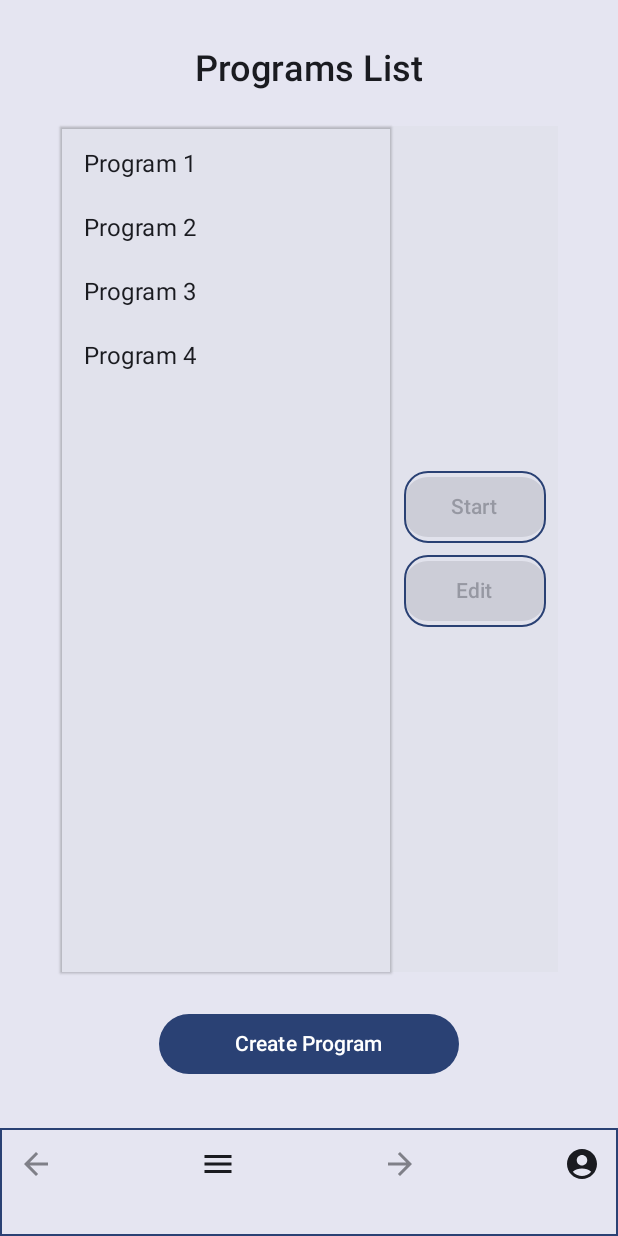
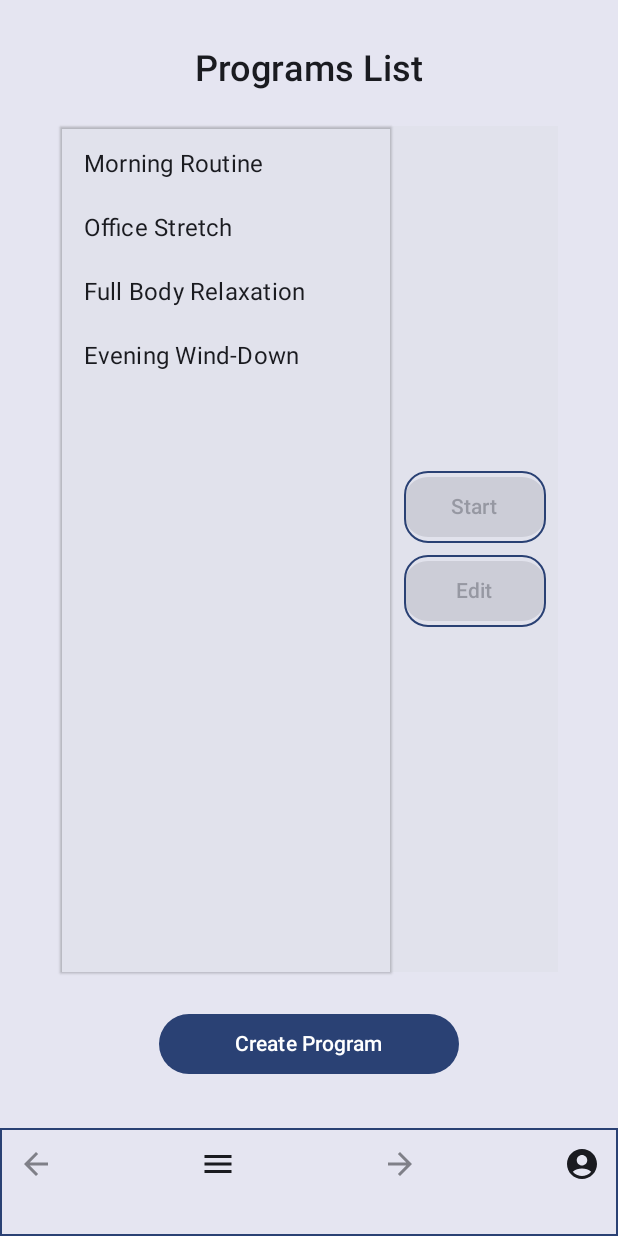
Before and after one commit to mumuk/dosport, an Android app built with Jetpack Compose: the screen it shows after launch (MainActivity), after a tap on "Login", on a phone screen of 412 x 824 dp. Run offline under Robolectric (Android 15) with nearby library versions, the phone set to English and light mode, and no system bars.

Commit message:
Added Email check to all forms Modified progressBar, controlsBar, timeBar. MModified models and mock data

```diff
--- a/app/src/main/java/com/example/dosport/data/model/AppState.kt
+++ b/app/src/main/java/com/example/dosport/data/model/AppState.kt
@@ -6,6 +6,7 @@ import kotlinx.parcelize.RawValue
 
 @Parcelize
 data class AppState(
+    val isLoading: Boolean = true,
     val userState:@RawValue UserState = UserState(),
     val programState:@RawValue ProgramState = ProgramState(),
     val exerciseState:@RawValue ExerciseState = ExerciseState(),
--- a/app/src/main/java/com/example/dosport/data/model/CreateMockData.kt
+++ b/app/src/main/java/com/example/dosport/data/model/CreateMockData.kt
@@ -1,86 +1,145 @@
 import com.example.dosport.data.model.*
 
 fun createMockData(): Triple<ProgramState, ExerciseState, EventState> {
-    // Создаем события
-    val event1 = Event(id = "1", name = "Event 1", description = "First Event", duration = 3000L, color = "#FF5733")
-    val event2 = Event(id = "2", name = "Event 2", description = "Second Event", duration = 5000L, color = "#33FF57")
+    // Создаем события для первого упражнения
+    val event1 = Event(
+        id = "1",
+        name = "Left Turn",
+        description = "Turn your head to the left.",
+        duration = 8000L,
+        color = "#FF5733"
+    )
+    val event2 = Event(
+        id = "2",
+        name = "Right Turn",
+        description = "Turn your head to the right.",
+        duration = 8000L,
+        color = "#33FF57"
+    )
+
+    // Создаем события для второго упражнения
+    val event3 = Event(
+        id = "3",
+        name = "Chin Lift",
+        description = "Lift your chin up.",
+        duration = 7000L,
+        color = "#0000FF"
+    )
+    val event4 = Event(
+        id = "4",
+        name = "Chin Tilt",
+        description = "Tilt your chin down.",
+        duration = 7000L,
+        color = "#FFFF00"
+    )
+
+    // Создаем события для третьего упражнения
+    val event5 = Event(
+        id = "5",
+        name = "Shoulder Shrug",
+        description = "Raise your shoulders towards your ears.",
+        duration = 6000L,
+        color = "#FFA500"
+    )
+    val event6 = Event(
+        id = "6",
+        name = "Shoulder Roll",
+        description = "Roll your shoulders back.",
+        duration = 6000L,
+        color = "#8A2BE2"
+    )
+
+    // Создаем события для четвертого упражнения
+    val event7 = Event(
+        id = "7",
+        name = "Arm Stretch",
+        description = "Stretch your arms out to the sides.",
+        duration = 10000L,
+        color = "#FF4500"
+    )
+    val event8 = Event(
+        id = "8",
+        name = "Wrist Circles",
+        description = "Rotate your wrists.",
+        duration = 10000L,
+        color = "#2E8B57"
+    )
 
     // Создаем упражнения и связываем их с событиями
     val exercise1 = Exercise(
         id = "1",
-        name = "Exercise 1",
-        description = "First Exercise",
-        duration = 8000L,
+        name = "Head Turns to the Sides",
+        description = "Keep your back straight, turn your head to the sides, looking up only with your eyes, without lifting your head.",
+        duration = 16000L,
         events = listOf(event1, event2),
         color = "#FF5733"
     )
     val exercise2 = Exercise(
         id = "2",
-        name = "Exercise 2",
-        description = "Second Exercise",
-        duration = 16000L,
-        events = listOf(event1, event2, event1, event2),
+        name = "Tilt and Lift Your Head",
+        description = "Keep your back straight and alternately lift and lower your chin without leaning forward.",
+        duration = 14000L,
+        events = listOf(event3, event4),
         color = "#33FF57"
     )
     val exercise3 = Exercise(
         id = "3",
-        name = "Exercise 3",
-        description = "Third Exercise",
-        duration = 24000L,
-        events = listOf(event1, event2, event1, event2, event1, event2),
-        color = "#5733FF"
+        name = "Shoulder Exercises",
+        description = "Perform shoulder shrugs and rolls to loosen up.",
+        duration = 12000L,
+        events = listOf(event5, event6),
+        color = "#FFA500"
     )
     val exercise4 = Exercise(
         id = "4",
-        name = "Exercise 4",
-        description = "Fourth Exercise",
-        duration = 8000L,
-        events = listOf(event1, event2),
-        color = "#FF3357"
+        name = "Arm and Wrist Stretches",
+        description = "Stretch your arms and wrists to relieve tension.",
+        duration = 20000L,
+        events = listOf(event7, event8),
+        color = "#FF4500"
     )
 
     // Создаем программы и связываем их с упражнениями
     val program1 = Program(
         id = "1",
-        name = "Program 1",
-        description = "First Program",
-        duration = 24000L,
+        name = "Morning Routine",
+        description = "A quick set of exercises to start your day.",
+        duration = 30000L,
         exercises = listOf(
             exercise1,
-//            exercise2
+            exercise2
         )
     )
     val program2 = Program(
         id = "2",
-        name = "Program 2",
-        description = "Second Program",
-        duration = 48000L,
+        name = "Office Stretch",
+        description = "Stretching exercises to do at your desk.",
+        duration = 34000L,
         exercises = listOf(
-//            exercise1,
-//            exercise2,
+            exercise3,
             exercise4
         )
     )
     val program3 = Program(
         id = "3",
-        name = "Program 3",
-        description = "Third Program",
-        duration = 72000L,
+        name = "Full Body Relaxation",
+        description = "A full set of exercises to relax after a long day.",
+        duration = 54000L,
         exercises = listOf(
-//            exercise1,
-//            exercise2,
+            exercise1,
+            exercise2,
             exercise3,
-//            exercise4
+            exercise4
         )
     )
     val program4 = Program(
         id = "4",
-        name = "Program 4",
-        description = "Fourth Program",
-        duration = 48000L,
+        name = "Evening Wind-Down",
+        description = "Exercises to help you wind down before bed.",
+        duration = 32000L,
         exercises = listOf(
-//            exercise1,
-            exercise2
+            exercise2,
+            exercise3
         )
     )
 
@@ -88,6 +147,6 @@ fun createMockData(): Triple<ProgramState, ExerciseState, EventState> {
     return Triple(
         ProgramState(programs = listOf(program1, program2, program3, program4)),
         ExerciseState(exercises = listOf(exercise1, exercise2, exercise3, exercise4)),
-        EventState(events = listOf(event1, event2))
+        EventState(events = listOf(event1, event2, event3, event4, event5, event6, event7, event8))
     )
 }
--- a/app/src/main/java/com/example/dosport/data/model/Program.kt
+++ b/app/src/main/java/com/example/dosport/data/model/Program.kt
@@ -10,59 +10,59 @@ data class Program(
 )
 
 
+data class ProgramState(
+    val programs: List<Program> = emptyList(),
+    val selectedProgram: Program? = null
+)
+
+
+//val event1 =
+//    Event(id = "1", name = "Left turn ", description = "", duration = 30000L, color = "#FF5733")
+//val event2 = Event(
+//    id = "2",
+//    name = "Right turn ",
+//    description = "Be careful with the right turn!",
+//    duration = 30000L,
+//    color = "#33FF57"
+//)
+//val event3 = Event(
+//    id = "3",
+//    name = "Chin Lift ",
+//    description = "Don't push to the point of pain or discomfort",
+//    duration = 30000L,
+//    color = "#0000FF"
+//)
+//val event4 = Event(
+//    id = "4",
+//    name = "Chin Tilt ",
+//    description = "Don't let your back lean forward",
+//    duration = 30000L,
+//    color = "#FFFF00"
+//)
+//val exercise1 = Exercise(
+//    id = "1",
+//    name = "Head Turns to the Sides",
+//    description = "Keep your back straight, turn your head to the sides, looking up only with your eyes, without lifting your head.",
+//    duration = 8000L,
+//    events = listOf(event1, event2),
+//    color = "#FF5733"
+//)
+//val exercise2 = Exercise(
+//    id = "2",
+//    name = "Tilt and Lift Your Head",
+//    description = "Keep your back straight and alternately lift and lower your chin without leaning forward.",
+//    duration = 16000L,
+//    events = listOf(event3, event4, event3, event4),
+//    color = "#33FF57"
+//)
+
 //data class ProgramState(
 //    val programs: List<Program> = emptyList(),
-//    val selectedProgram: Program? = null
+//    val selectedProgram: Program? = Program(
+//        id = "1",
+//        name = "Daily Morning exercises",
+//        description = "First Program",
+//        duration = 24000L,
+//        exercises = listOf(exercise1, exercise2)
+//    )
 //)
-
-
-val event1 =
-    Event(id = "1", name = "Left turn ", description = "", duration = 30000L, color = "#FF5733")
-val event2 = Event(
-    id = "2",
-    name = "Right turn ",
-    description = "Be careful with the right turn!",
-    duration = 30000L,
-    color = "#33FF57"
-)
-val event3 = Event(
-    id = "3",
-    name = "Chin Lift ",
-    description = "Don't push to the point of pain or discomfort",
-    duration = 30000L,
-    color = "#0000FF"
-)
-val event4 = Event(
-    id = "4",
-    name = "Chin Tilt ",
-    description = "Don't let your back lean forward",
-    duration = 30000L,
-    color = "#FFFF00"
-)
-val exercise1 = Exercise(
-    id = "1",
-    name = "Head Turns to the Sides",
-    description = "Keep your back straight, turn your head to the sides, looking up only with your eyes, without lifting your head.",
-    duration = 8000L,
-    events = listOf(event1, event2),
-    color = "#FF5733"
-)
-val exercise2 = Exercise(
-    id = "2",
-    name = "Tilt and Lift Your Head",
-    description = "Keep your back straight and alternately lift and lower your chin without leaning forward.",
-    duration = 16000L,
-    events = listOf(event3, event4, event3, event4),
-    color = "#33FF57"
-)
-
-data class ProgramState(
-    val programs: List<Program> = emptyList(),
-    val selectedProgram: Program? = Program(
-        id = "1",
-        name = "Daily Morning exercises",
-        description = "First Program",
-        duration = 24000L,
-        exercises = listOf(exercise1, exercise2)
-    )
-)
--- a/app/src/main/java/com/example/dosport/ui/components/forms/LoginForm.kt
+++ b/app/src/main/java/com/example/dosport/ui/components/forms/LoginForm.kt
@@ -30,6 +30,21 @@ import com.example.dosport.ui.theme.AppTheme
 
 import com.example.dosport.data.model.User
 import com.example.dosport.viewmodel.AppViewModel
+import java.util.regex.Pattern
+
+
+fun validateEmail(email: String): String? {
+
+    val emailPattern = Pattern.compile(
+        "[a-zA-Z0-9._-]+@[a-z]+\\.+[a-z]+"
+    )
+
+    return when {
+        email.isEmpty() -> "Email cannot be empty"
+        !emailPattern.matcher(email).matches() -> "Please enter a valid email address"
+        else -> null // Если ошибок нет, возвращаем null
+    }
+}
 
 @Composable
 fun LoginForm(
@@ -38,6 +53,7 @@ fun LoginForm(
     appViewModel: AppViewModel = viewModel()
 ) {
     var email by remember { mutableStateOf(TextFieldValue("admin@example.com")) }
+    var emailError by remember { mutableStateOf<String?>(null) }
     var password by remember { mutableStateOf(TextFieldValue("admin")) }
     var passwordVisible by remember { mutableStateOf(false) }
     var loginError by remember { mutableStateOf(false) }
@@ -111,7 +127,8 @@ fun LoginForm(
         Spacer(modifier = Modifier.height(16.dp))
         Button(
             onClick = {
-                if (email.text == "admin@example.com" && password.text == "admin") {
+                emailError = validateEmail(email.text)
+                if (emailError==null && password.text == "admin") {
                     // Создание объекта пользователя с заполненными данными
                     val user = User(
                         id = "1",
@@ -179,109 +196,3 @@ fun LoginPreview() {
         }
     }
 }
-
-
-
-
-//@Composable
-//fun LoginForm(onSwitchForm: (String) -> Unit, onLoginSuccess: () -> Unit) {
-//    var email by remember { mutableStateOf(TextFieldValue("admin@example.com")) }
-//    var password by remember { mutableStateOf(TextFieldValue("admin")) }
-//    var loginError by remember { mutableStateOf(false) }
-//
-//    Column(
-//        modifier = Modifier
-//            .fillMaxSize()
-//            .padding(32.dp),
-//        verticalArrangement = Arrangement.Center
-//    ) {
-//        Text(
-//            text = "Login Form",
-//            style = MaterialTheme.typography.titleLarge,
-//            modifier = Modifier.align(Alignment.CenterHorizontally)
-//        )
-//        Spacer(modifier = Modifier.height(16.dp))
-//        BasicTextField(
-//            value = email,
-//            onValueChange = { email = it },
-//            modifier = Modifier
-//                .fillMaxWidth()
-//                .padding(16.dp)
-//                .border(1.dp, MaterialTheme.colorScheme.primary),
-//            decorationBox = { innerTextField ->
-//                Box(modifier = Modifier.padding(16.dp)) {
-//                    if (email.text.isEmpty()) {
-//                        Text(
-//                            text = "Email",
-//                            style = MaterialTheme.typography.bodyMedium
-//                        )
-//                    }
-//                    innerTextField()
-//                }
-//            }
-//        )
-//        Spacer(modifier = Modifier.height(8.dp))
-//        BasicTextField(
-//            value = password,
-//            onValueChange = { password = it },
-//            modifier = Modifier
-//                .fillMaxWidth()
-//                .padding(16.dp)
-//                .border(1.dp, MaterialTheme.colorScheme.primary),
-//            decorationBox = { innerTextField ->
-//                Box(modifier = Modifier.padding(16.dp)) {
-//                    if (password.text.isEmpty()) {
-//                        Text(
-//                            text = "Password",
-//                            style = MaterialTheme.typography.bodyMedium
-//                        )
-//                    }
-//                    innerTextField()
-//                }
-//            }
-//        )
-//        Spacer(modifier = Modifier.height(16.dp))
-//        Button(
-//            onClick = {
-//
-//                if (email.text == "admin@example.com" && password.text == "admin") {
-//                    onLoginSuccess()
-//                } else {
-//                    loginError = true
-//                }
-//            },
-//            modifier = Modifier
-//                .align(Alignment.CenterHorizontally)
-//                .padding(end = 16.dp)
-//                .width(200.dp)
-//        ) {
-//            Text("Login")
-//        }
-//        if (loginError) {
-//            Spacer(modifier = Modifier.height(8.dp))
-//            Text(
-//                text = "Invalid email or password",
-//                color = MaterialTheme.colorScheme.error,
-//                modifier = Modifier.align(Alignment.CenterHorizontally)
-//            )
-//        }
-//        Spacer(modifier = Modifier.height(8.dp))
-//        TextButton(
-//            onClick = { onSwitchForm(FormType.FORGOT_PASSWORD.name)},
-//            modifier = Modifier
-//                .align(Alignment.CenterHorizontally)
-//                .padding(end = 16.dp)
-//        ) {
-//            Text("Forgot password?")
-//        }
-//        Spacer(modifier = Modifier.height(8.dp))
-//        TextButton(
-//            onClick = { onSwitchForm(FormType.REGISTER.name) },
-//            modifier = Modifier
-//                .align(Alignment.CenterHorizontally)
-//                .padding(end = 16.dp)
-//        ) {
-//            Text("Don't have an account? Register")
-//        }
-//    }
-//}
--- a/app/src/main/java/com/example/dosport/ui/navigation/AppNavHost.kt
+++ b/app/src/main/java/com/example/dosport/ui/navigation/AppNavHost.kt
@@ -83,7 +83,7 @@ fun AppNavHost(
             val programId = backStackEntry.arguments?.getString("id")
             val program = appState.programState.programs.find { it.id == programId }
             if (program != null) {
-                ProgramPage(navController = navController)
+                ProgramPage(program = program)
             }
         }
         composable("program_edit_page") { ProgramEditPage(navController = navController) }
--- a/app/src/main/java/com/example/dosport/ui/navigation/MainScreenContainer.kt
+++ b/app/src/main/java/com/example/dosport/ui/navigation/MainScreenContainer.kt
@@ -3,7 +3,9 @@ package com.example.dosport.ui.navigation
 import androidx.compose.foundation.background
 import androidx.compose.foundation.layout.Box
 import androidx.compose.foundation.layout.Column
+import androidx.compose.foundation.layout.Spacer
 import androidx.compose.foundation.layout.fillMaxSize
+import androidx.compose.foundation.layout.height
 import androidx.compose.foundation.layout.padding
 import androidx.compose.material3.Scaffold
 import androidx.compose.runtime.Composable
@@ -42,6 +44,17 @@ fun MainScreenContainer(
     }
 
 
+    LaunchedEffect(userIsLoggedIn) {
+        if (userIsLoggedIn) {
+            navController.navigate("main_page") {
+                popUpTo("login_page") { inclusive = true } // Удаляем LoginPage из стека
+            }
+        } else {
+            navController.navigate("login_page") {
+                popUpTo("main_page") { inclusive = true } // Удаляем MainPage из стека
+            }
+        }
+    }
 
     Scaffold(
         bottomBar = {
@@ -75,18 +88,10 @@ fun MainScreenContainer(
                 ) {
                     TestRoutingPanel(navController = navController, onMenuClose = { isMenuVisible = false })
                 }
+//                Spacer(modifier = Modifier.height(16.dp))
             }
+
         }
     }
-    LaunchedEffect(userIsLoggedIn) {
-        if (userIsLoggedIn) {
-            navController.navigate("main_page") {
-                popUpTo("login_page") { inclusive = true } // Удаляем LoginPage из стека
-            }
-        } else {
-            navController.navigate("login_page") {
-                popUpTo("main_page") { inclusive = true } // Удаляем MainPage из стека
-            }
-        }
-    }
+
 }
--- a/app/src/main/java/com/example/dosport/ui/screens/MainPage.kt
+++ b/app/src/main/java/com/example/dosport/ui/screens/MainPage.kt
@@ -200,33 +200,34 @@ fun ProgramItem(program: Program, isSelected: Boolean, onSelect: (Program) -> Un
     }
 }
 
-//@Preview(
-//    showBackground = true,
-//    uiMode = Configuration.UI_MODE_NIGHT_YES,
-//    name = "Dark"
-//)
-//@Preview(
-//    showBackground = true,
-//    uiMode = Configuration.UI_MODE_NIGHT_NO,
-//    name = "Light"
-//)
-//@Composable
-//fun MainPagePreview() {
-//    AppTheme {
-//        Surface(tonalElevation = 5.dp, modifier = Modifier) {
-//            val samplePrograms = listOf(
-//                Program("1", "Morning Exercise", "A set of exercises to start your day."),
-//                Program("2", "Evening Stretching", "Relaxing stretches to end the day.")
-//            )
-//            MainPage(
-//                programs = samplePrograms,
-//                onEdit = {},
-//                onStart = {},
-//                onCreate = {},
-//                onProfile = {},
-//                onCalendar = {},
-//                navController = NavController(LocalContext.current)
-//            )
-//        }
-//    }
-//}
+@Preview(
+    showBackground = true,
+    uiMode = Configuration.UI_MODE_NIGHT_YES,
+    name = "Dark"
+)
+@Preview(
+    showBackground = true,
+    uiMode = Configuration.UI_MODE_NIGHT_NO,
+    name = "Light"
+)
+@Composable
+fun MainPagePreview() {
+    AppTheme {
+        Surface(tonalElevation = 5.dp, modifier = Modifier) {
+            val samplePrograms = listOf(
+                Program("1", "Morning Exercise", "A set of exercises to start your day."),
+                Program("2", "Evening Stretching", "Relaxing stretches to end the day.")
+            )
+            MainPage(
+                programs = samplePrograms,
+                onEdit = {},
+                onStart = {},
+                onCreate = {},
+                onProfile = {},
+                onCalendar = {},
+                navController = NavController(LocalContext.current),
+                appViewModel = AppViewModel()
+            )
+        }
+    }
+}
--- a/app/src/main/java/com/example/dosport/viewmodel/AppViewModel.kt
+++ b/app/src/main/java/com/example/dosport/viewmodel/AppViewModel.kt
@@ -19,6 +19,9 @@ class AppViewModel(
     private val _state = MutableStateFlow(initialState)
     val state: StateFlow<AppState> = _state.asStateFlow()
 
+    private val _isInProcess = MutableStateFlow(false)
+    val isInProcess: StateFlow<Boolean> = _isInProcess.asStateFlow()
+
     init {
         val (programState, exerciseState, eventState) = createMockData()
         _state.value = _state.value.copy(
@@ -26,8 +29,26 @@ class AppViewModel(
             exerciseState = exerciseState,
             eventState = eventState
         )
-        println("AppState: ${_state.value.programState.selectedProgram}")
+        println("0 --------- AppState: ${_state.value.programState.selectedProgram}")
     }
+
+    fun startProgram() {
+        selectCurrentExerciseIndex(0)
+        selectCurrentEventIndex(0)
+        _isInProcess.value = true
+    }
+    fun resumeProgram() {
+        _isInProcess.value = true
+    }
+
+    fun pauseProgram() {
+        _isInProcess.value = false
+    }
+
+    fun endProgram() {
+            _isInProcess.value = false
+    }
+
 
     fun updateUser(user: User) {
         _state.value = _state.value.copy(
@@ -39,8 +60,10 @@ class AppViewModel(
     }
 
     fun login(user: User) {
-        println("Before login state: ${_state.value}")
-        println("Login--> with user: $user")
+        println("1 --------- Login--> with user: $user")
+
+
+
         _state.value = _state.value.copy(
             userState = _state.value.userState.copy(
                 user = user,
@@ -48,7 +71,8 @@ class AppViewModel(
             ),
             currentScreen = Screen.Main
         )
-        println("After login state: ${_state.value.programState.selectedProgram}")
+        println("2 --------- Login--> with user: ${_state.value.userState.user}")
+
     }
 
     fun logout() {
@@ -62,7 +86,7 @@ class AppViewModel(
         program: Program,
     ) {
 
-        println("Selected program before handler: ${_state.value.programState.selectedProgram}")
+        println("5 --------- Selected program state before handler: ${_state.value.programState.selectedProgram}")
         // Обновляем стейт с выбранной программой
         _state.value = _state.value.copy(
             programState = _state.value.programState.copy(
@@ -70,27 +94,29 @@ class AppViewModel(
             )
         )
 
-        println("--------- 1 state after handler: ${_state.value.programState}")
-        println("--------- 2 programs after handler: ${_state.value.programState.programs}")
-        println("--------- 3 Selected program after handler: ${_state.value.programState.selectedProgram}")
+        println("6 --------- Selected program state after handler: ${_state.value.programState.selectedProgram}")
+
     }
 
 
-
     fun selectCurrentExerciseIndex(exerciseIndex: Int) {
+        println("7 --------- Selected exercise state before handler: ${_state.value.exerciseState.selectedExerciseIndex}")
         _state.value = _state.value.copy(
             exerciseState = _state.value.exerciseState.copy(
                 selectedExerciseIndex = exerciseIndex
             )
         )
+        println("8 --------- Selected exercise state before handler: ${_state.value.exerciseState.selectedExerciseIndex}")
     }
 
     fun selectCurrentEventIndex(eventIndex: Int) {
+        println("9 --------- Selected event state before handler: ${_state.value.eventState.selectedEventIndex}")
         _state.value = _state.value.copy(
             eventState = _state.value.eventState.copy(
                 selectedEventIndex = eventIndex
             )
         )
+        println("10 --------- Selected event state before handler: ${_state.value.eventState.selectedEventIndex}")
     }
 
     fun updateCurrentScreen(screen: Screen) {
```
Also changed, not shown: app/src/main/java/com/example/dosport/ui/components/forms/ForgotPasswordForm.kt (+3 -15 lines), app/src/main/java/com/example/dosport/ui/components/forms/RegistrationForm.kt (+14 -0 lines), app/src/main/java/com/example/dosport/ui/components/programPage/ControlBar.kt (+11 -6 lines), app/src/main/java/com/example/dosport/ui/components/programPage/Time.kt (+19 -21 lines), app/src/main/java/com/example/dosport/ui/screens/ProgramPage.kt (+43 -30 lines).
